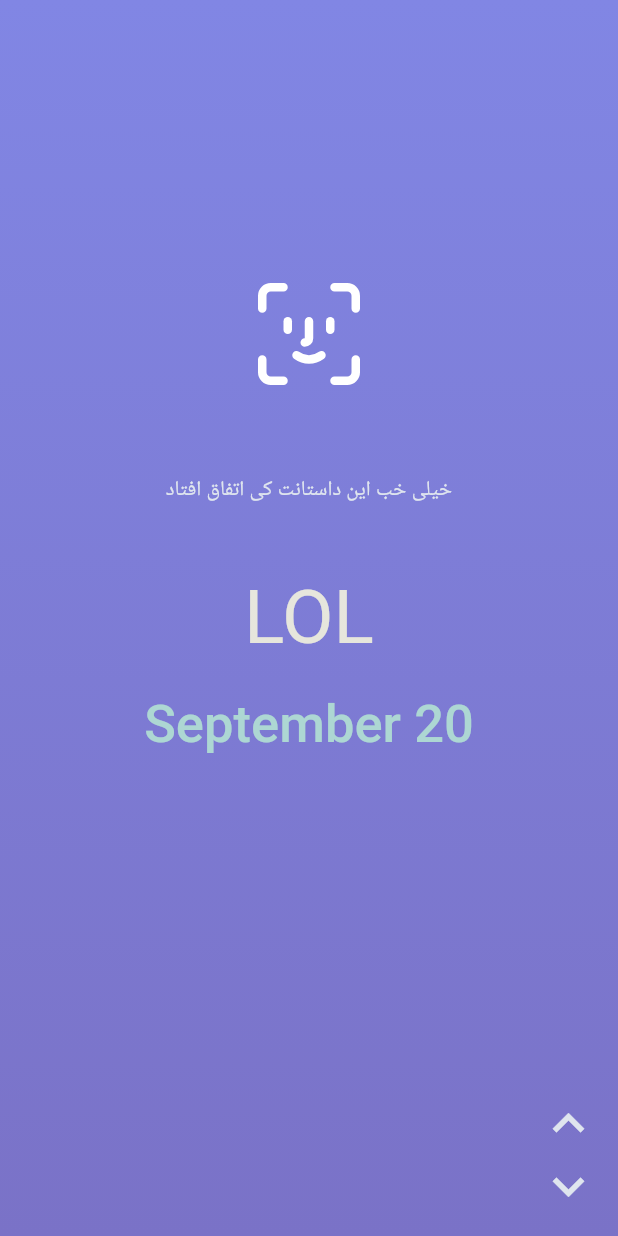
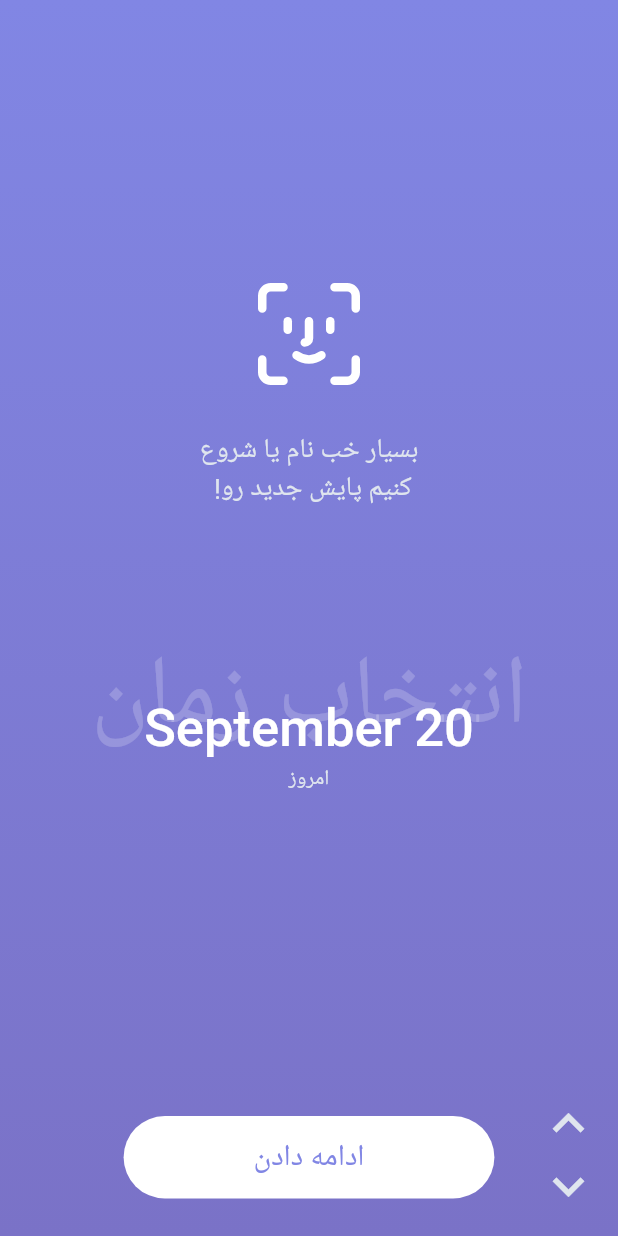
Before and after one commit to AbediSadegh/gnu, a Flutter app: the QuestionPage screen opened directly, on a phone screen of 412 x 824 dp. Run offline on Flutter 3.47's test engine with Material 2 defaults, Android fonts, the phone set to English and light mode, and no system bars; our stand-ins replace carousel_slider, curved_navigation_bar, fl_chart, flutter_svg, font_awesome_flutter, shared_preferences; accounts and stored records are empty; Roboto replaces fonts that are missing (Iranyekan).

Commit message:
حالات روحی

```diff
--- a/lib/ui/question.dart
+++ b/lib/ui/question.dart
@@ -1,6 +1,7 @@
 import 'package:flutter/material.dart';
 import 'package:flutter_svg/svg.dart';
 import 'package:gnu/ui/first_page/reason.dart';
+import 'package:gnu/ui/save_page.dart';
 import 'package:gnu/widgets/carousle.dart';
 import 'package:gnu/widgets/date_page.dart';
 import 'package:gnu/widgets/gnu_slider.dart';
@@ -24,14 +25,36 @@ class _QuestionPageState extends State<QuestionPage> {
     super.initState();
     controller = PageController();
   }
-
+  String mood = "خوب تقریبا بوده باشه";
   @override
   Widget build(BuildContext context) {
+
     List<Widget> list = [
-      DatePage(),
-      GnuSlider(),
+      DatePage(
+        onTap: (){
+          controller.nextPage(duration: Duration(milliseconds: 550), curve: Curves.linear);
+          setState(() {
+            isFirstPage = false;
+          });
+          },),
+      GnuSlider(
+          onTap: (){controller.nextPage(duration: Duration(milliseconds: 550), curve: Curves.linear);},
+          onChange:(int index){
+        List<String> moods = [
+          'خیلی بد بوده باشه',
+          'تقریبا بد بوده باشه',
+          'خوب تقریبا بوده باشه',
+          'خیلی خوب بوده باشه',
+        ];
+        setState(() {
+          mood = moods[index];
+        });
+        controller.nextPage(duration: Duration(milliseconds: 550), curve: Curves.linear);
+      }),
+      ReasonPage(controller,mood),
       Carousel(),
-      ReasonPage(controller),
+      SavePage(),
+
     ];
     return Directionality(
       textDirection: TextDirection.rtl,
--- a/lib/widgets/date_page.dart
+++ b/lib/widgets/date_page.dart
@@ -3,6 +3,10 @@ import 'package:flutter/material.dart';
 import 'package:intl/intl.dart';
 
 class DatePage extends StatefulWidget {
+  final onTap;
+
+  DatePage({this.onTap});
+
   @override
   _DatePageState createState() => _DatePageState();
 }
@@ -38,21 +42,25 @@ class _DatePageState extends State<DatePage> {
   Widget build(BuildContext context) {
     return Center(
       child: Stack(alignment: Alignment.center, children: <Widget>[
-        Text(
-          'LOL',
-          style: TextStyle(fontSize: 50.0,color: Color(0xffeeeeeedd)),
-        ),
         Column(
           crossAxisAlignment: CrossAxisAlignment.center,
-          mainAxisAlignment: MainAxisAlignment.center,
+          mainAxisAlignment: MainAxisAlignment.start,
           children: <Widget>[
+            SizedBox(height: MediaQuery.of(context).size.height * .35,),
             new Text(
-              'خیلی خب این داستانت کی اتفاق افتاد',
+              'بسیار خب نام یا شروع\n کنیم پایش جدید رو!',
+              style: TextStyle(fontSize: 18),
             ),
             new SizedBox(
-              height: MediaQuery.of(context).size.height * 0.15,
+              height: MediaQuery.of(context).size.height * 0.10,
             ),
+            Stack(
+              alignment: Alignment.bottomCenter,
+              children: <Widget>[
+                Text("انتخاب زمان", style: TextStyle(fontSize: 65,color: Colors.white.withOpacity(.2),fontFamily: "Iranyekan"),),
+
                 FlatButton(
+
                   onPressed: () {
                     Future<DateTime> time = showDatePicker(
                         context: context,
@@ -66,9 +74,39 @@ class _DatePageState extends State<DatePage> {
                   },
                   child: Text(
                     '${this.month} ${this.day}',
-                style: TextStyle(fontSize: 35.0, color: Color(0xffadd7d3)),
+                    style: TextStyle(fontSize: 35.0, color: Colors.white),
                   ),
                 ),
+              ],
+            ),
+            Text(
+              "امروز"
+            ),
+            Expanded(
+              child: Container(),
+            ),
+            GestureDetector(
+              onTap: widget.onTap,
+              child: Container(
+                height: 55,
+                child: Container(
+                  child: Center(
+                    child: Text(
+                      "ادامه دادن",
+                      style: TextStyle(color: Theme.of(context).primaryColor,fontSize: 20),
+                    ),
+                  ),
+                  width: MediaQuery.of(context).size.width * .6,
+                  height: 55,
+                  decoration: ShapeDecoration(
+                      color: Colors.white,
+                      shape: RoundedRectangleBorder(
+                          borderRadius: BorderRadius.circular(45))),
+                ),
+              ),
+            ),
+            SizedBox(height: 25,),
+
           ],
         ),
       ]),
```
Also changed, not shown: lib/ui/first_page/reason.dart (+35 -15 lines), lib/ui/save_page.dart (added, +92 -0 lines), lib/widgets/carousle.dart (+44 -9 lines), lib/widgets/gnu_slider.dart (+3 -7 lines). Lines whose indentation alone changed are shown as unchanged.
